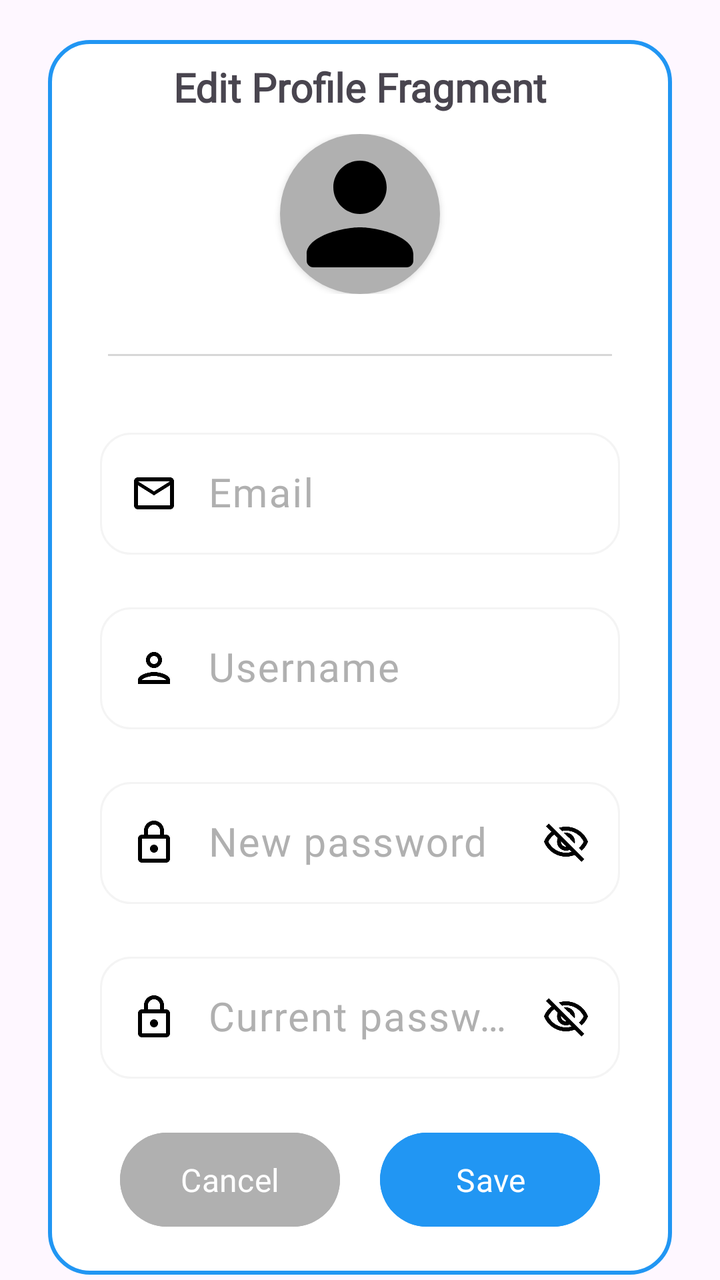
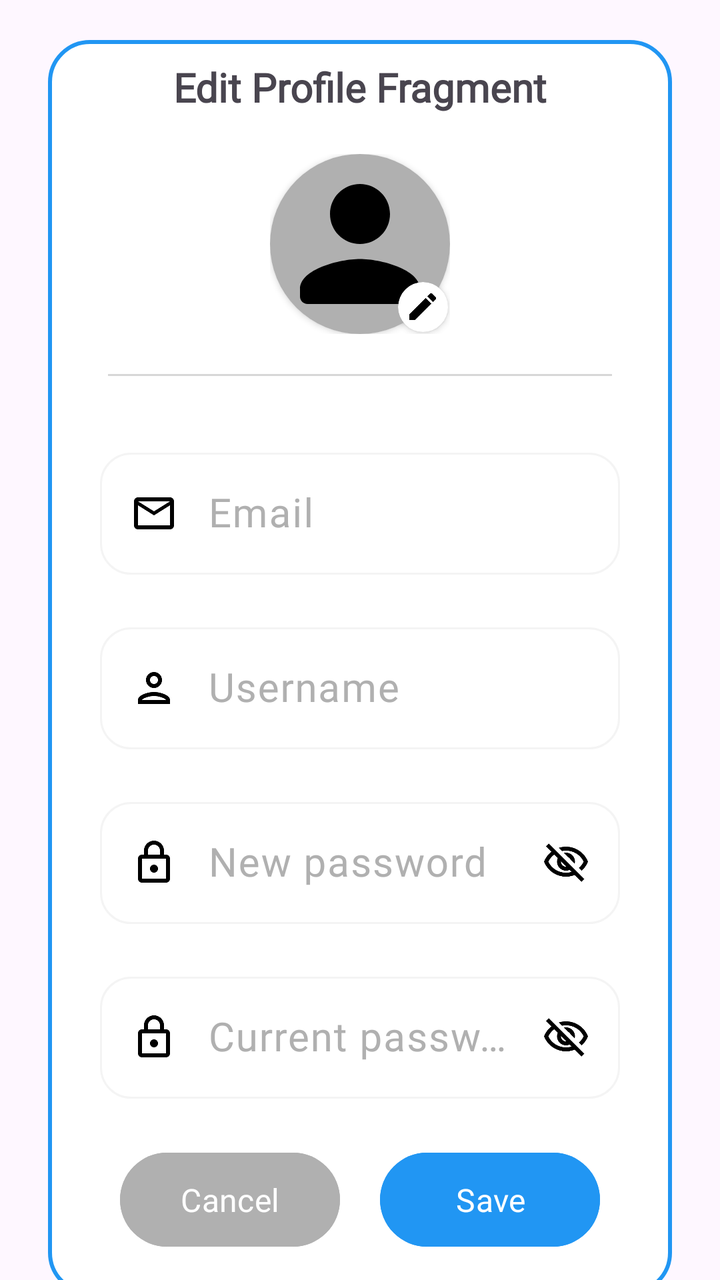

Screens rendered from an Android XML layout before and after an edit, with the pre-edit source and the edit as a unified diff.
<!-- AndroidManifest.xml: application theme Theme.StyleWIZ_vol2 -->
<!-- res/layout/fragment_edit_profile.xml -->
<?xml version="1.0" encoding="utf-8"?>
<androidx.constraintlayout.widget.ConstraintLayout xmlns:android="http://schemas.android.com/apk/res/android"
    xmlns:tools="http://schemas.android.com/tools"
    android:layout_width="match_parent"
    android:layout_height="match_parent"
    xmlns:app="http://schemas.android.com/apk/res-auto"
    tools:context=".EditProfileFragment">


    <LinearLayout
        android:id="@+id/linearLayout"
        android:layout_width="match_parent"
        android:layout_height="wrap_content"
        android:layout_marginStart="24dp"
        android:layout_marginTop="20dp"
        android:layout_marginEnd="24dp"
        android:background="@drawable/white_background"
        android:orientation="vertical"
        android:padding="10dp"
        app:layout_constraintEnd_toEndOf="parent"
        app:layout_constraintHorizontal_bias="1.0"
        app:layout_constraintStart_toStartOf="parent"
        app:layout_constraintTop_toTopOf="parent">

        <TextView
            android:id="@+id/textViewTitle"
            android:layout_width="wrap_content"
            android:layout_height="wrap_content"
            android:layout_gravity="center"
            android:fontFamily="@font/roboto"
            android:text="Edit Profile Fragment"
            android:textSize="20sp"
            android:textStyle="bold"
            app:layout_constraintEnd_toEndOf="parent"
            app:layout_constraintStart_toStartOf="parent"
            app:layout_constraintTop_toBottomOf="parent" />


        <androidx.constraintlayout.widget.ConstraintLayout
            android:layout_width="match_parent"
            android:layout_height="wrap_content"
            android:gravity="center"
            android:layout_margin="5dp"
            android:padding="5dp">
            <androidx.cardview.widget.CardView
                android:id="@+id/profileImg"
                android:layout_width="80dp"
                android:layout_height="80dp"
                android:layout_gravity="center"
                app:cardCornerRadius="40dp"
                app:layout_constraintEnd_toEndOf="parent"
                app:layout_constraintStart_toStartOf="parent"
                app:layout_constraintTop_toTopOf="parent">

                <ImageView
                    android:layout_width="match_parent"
                    android:layout_height="match_parent"
                    android:background="@color/gray"
                    android:src="@drawable/round_person_24" />

            </androidx.cardview.widget.CardView>



        </androidx.constraintlayout.widget.ConstraintLayout>

        <androidx.appcompat.widget.AppCompatImageView
            android:layout_width="match_parent"
            android:layout_height="1dp"
            android:layout_margin="20dp"
            android:alpha="0.5"
            android:background="@color/gray" />

        <LinearLayout
            android:layout_width="match_parent"
            android:layout_height="match_parent"
            android:layout_marginTop="5dp"
            android:layout_marginRight="8dp"
            android:layout_marginLeft="8dp"
            android:orientation="horizontal"
            android:padding="8dp">



            <com.google.android.material.textfield.TextInputLayout
                android:layout_width="match_parent"
                android:layout_height="wrap_content"
                android:hint="Email"
                android:textColorHint="@color/gray"
                app:hintAnimationEnabled="true">

                <com.google.android.material.textfield.TextInputEditText
                    android:id="@+id/editTextEmailEditProfile"
                    android:layout_width="match_parent"
                    android:layout_height="wrap_content"
                    android:background="@drawable/edittextshape"
                    android:drawableLeft="@drawable/outline_mail_outline_24"
                    android:drawablePadding="15sp"
                    android:ems="10"
                    android:fontFamily="@font/roboto"
                    android:textSize="20dp"
                    android:inputType="text"
                    android:paddingLeft="15sp"
                    android:paddingRight="15sp"
                    android:focusable="false"
                    android:focusableInTouchMode="false"
                    android:enabled="false" />
            </com.google.android.material.textfield.TextInputLayout>


        </LinearLayout>

        <LinearLayout
            android:layout_width="match_parent"
            android:layout_height="match_parent"
            android:layout_marginLeft="8dp"
            android:layout_marginTop="5dp"
            android:layout_marginRight="8dp"
            android:orientation="horizontal"
            android:padding="8dp">



            <com.google.android.material.textfield.TextInputLayout
                android:layout_width="match_parent"
                android:layout_height="wrap_content"
                android:hint="Username"
                android:textColorHint="@color/gray"
                app:hintAnimationEnabled="true">

                <com.google.android.material.textfield.TextInputEditText
                    android:id="@+id/editTextUsernameEditProfile"
                    android:layout_width="match_parent"
                    android:layout_height="wrap_content"
                    android:background="@drawable/edittextshape"
                    android:drawableLeft="@drawable/outline_person_24"
                    android:drawablePadding="15sp"
                    android:ems="10"
                    android:fontFamily="@font/roboto"
                    android:textSize="20dp"
                    android:inputType="text"
                    android:paddingLeft="15sp"
                    android:paddingRight="15sp" />
            </com.google.android.material.textfield.TextInputLayout>





        </LinearLayout>




        <LinearLayout
            android:layout_width="match_parent"
            android:layout_height="match_parent"
            android:layout_marginTop="5dp"
            android:layout_marginRight="8dp"
            android:layout_marginLeft="8dp"
            android:orientation="horizontal"
            android:padding="8dp">


            <com.google.android.material.textfield.TextInputLayout
                android:layout_width="match_parent"
                android:layout_height="wrap_content"
                android:hint="New password"
                android:textColorHint="@color/gray"
                app:hintAnimationEnabled="true">

                <com.google.android.material.textfield.TextInputEditText
                    android:id="@+id/editTextNewPasswordEditProfile"
                    android:layout_width="match_parent"
                    android:layout_height="wrap_content"
                    android:background="@drawable/edittextshape"
                    android:drawableLeft="@drawable/outline_lock_24"
                    android:drawableRight="@drawable/outline_visibility_off_24"
                    android:drawablePadding="15sp"
                    android:ems="10"
                    android:fontFamily="@font/roboto"
                    android:textSize="20dp"
                    android:inputType="textPassword"
                    android:paddingLeft="15sp"
                    android:paddingRight="15sp" />
            </com.google.android.material.textfield.TextInputLayout>


        </LinearLayout>


        <LinearLayout
            android:layout_width="match_parent"
            android:layout_height="match_parent"
            android:layout_marginTop="5dp"
            android:layout_marginRight="8dp"
            android:layout_marginLeft="8dp"
            android:orientation="horizontal"
            android:padding="8dp">


            <com.google.android.material.textfield.TextInputLayout
                android:layout_width="match_parent"
                android:layout_height="wrap_content"
                android:hint="Current password"
                android:textColorHint="@color/gray"
                app:hintAnimationEnabled="true">

                <com.google.android.material.textfield.TextInputEditText
                    android:id="@+id/editTextPasswordEditProfile"
                    android:layout_width="match_parent"
                    android:layout_height="wrap_content"
                    android:background="@drawable/edittextshape"
                    android:drawableLeft="@drawable/outline_lock_24"
                    android:drawableRight="@drawable/outline_visibility_off_24"
                    android:drawablePadding="15sp"
                    android:ems="10"
                    android:fontFamily="@font/roboto"
                    android:textSize="20dp"
                    android:inputType="textPassword"
                    android:paddingLeft="15sp"
                    android:paddingRight="15sp" />
            </com.google.android.material.textfield.TextInputLayout>


        </LinearLayout>




        <LinearLayout
            android:layout_width="match_parent"
            android:layout_height="match_parent"
            android:orientation="horizontal"
            android:layout_marginTop="5dp"
            android:gravity="center_horizontal">


                <Button
                    android:id="@+id/cancel_button"
                    android:layout_width="110dp"
                    android:layout_height="55dp"
                    android:layout_margin="10dp"
                    android:backgroundTint="@color/gray"
                    android:fontFamily="@font/roboto"
                    android:text="Cancel"
                    android:textColor="#FFFFFF"
                    android:textSize="16sp" />



                <Button
                    android:id="@+id/save_button"
                    android:layout_width="110dp"
                    android:layout_height="55dp"
                    android:layout_margin="10dp"
                    android:backgroundTint="@color/blue"
                    android:fontFamily="@font/roboto"
                    android:text="Save"
                    android:textColor="#FFFFFF"
                    android:textSize="16sp" />



        </LinearLayout>


    </LinearLayout>

</androidx.constraintlayout.widget.ConstraintLayout>
<!-- resources referenced by this layout -->
<resources>
  <color name="blue">#2196F3</color>
  <color name="gray">#B0B0B0</color>
  <!-- drawable edittextshape (drawable) -->
  <?xml version="1.0" encoding="utf-8"?>
  <shape xmlns:android="http://schemas.android.com/apk/res/android">
      <solid android:color="@color/white"/>
      <corners android:radius="15dp"/>
      <stroke android:color="#f4f4f4" android:width="1dp"/>
  </shape>
  <!-- drawable outline_lock_24 (drawable) -->
  <vector android:height="24dp" android:tint="#000000"
      android:viewportHeight="24" android:viewportWidth="24"
      android:width="24dp" xmlns:android="http://schemas.android.com/apk/res/android">
      <path android:fillColor="@android:color/white" android:pathData="M18,8h-1L17,6c0,-2.76 -2.24,-5 -5,-5S7,3.24 7,6v2L6,8c-1.1,0 -2,0.9 -2,2v10c0,1.1 0.9,2 2,2h12c1.1,0 2,-0.9 2,-2L20,10c0,-1.1 -0.9,-2 -2,-2zM9,6c0,-1.66 1.34,-3 3,-3s3,1.34 3,3v2L9,8L9,6zM18,20L6,20L6,10h12v10zM12,17c1.1,0 2,-0.9 2,-2s-0.9,-2 -2,-2 -2,0.9 -2,2 0.9,2 2,2z"/>
  </vector>
  <!-- drawable outline_mail_outline_24 (drawable) -->
  <vector android:height="24dp" android:tint="#000000"
      android:viewportHeight="24" android:viewportWidth="24"
      android:width="24dp" xmlns:android="http://schemas.android.com/apk/res/android">
      <path android:fillColor="@android:color/white" android:pathData="M20,4L4,4c-1.1,0 -1.99,0.9 -1.99,2L2,18c0,1.1 0.9,2 2,2h16c1.1,0 2,-0.9 2,-2L22,6c0,-1.1 -0.9,-2 -2,-2zM20,18L4,18L4,8l8,5 8,-5v10zM12,11L4,6h16l-8,5z"/>
  </vector>
  <!-- drawable outline_person_24 (drawable) -->
  <vector android:height="24dp" android:tint="#000000"
      android:viewportHeight="24" android:viewportWidth="24"
      android:width="24dp" xmlns:android="http://schemas.android.com/apk/res/android">
      <path android:fillColor="@android:color/white" android:pathData="M12,6c1.1,0 2,0.9 2,2s-0.9,2 -2,2 -2,-0.9 -2,-2 0.9,-2 2,-2m0,10c2.7,0 5.8,1.29 6,2L6,18c0.23,-0.72 3.31,-2 6,-2m0,-12C9.79,4 8,5.79 8,8s1.79,4 4,4 4,-1.79 4,-4 -1.79,-4 -4,-4zM12,14c-2.67,0 -8,1.34 -8,4v2h16v-2c0,-2.66 -5.33,-4 -8,-4z"/>
  </vector>
  <!-- drawable round_person_24 (drawable) -->
  <vector android:height="24dp" android:tint="#000000"
      android:viewportHeight="24" android:viewportWidth="24"
      android:width="24dp" xmlns:android="http://schemas.android.com/apk/res/android">
      <path android:fillColor="@android:color/white" android:pathData="M12,12c2.21,0 4,-1.79 4,-4s-1.79,-4 -4,-4 -4,1.79 -4,4 1.79,4 4,4zM12,14c-2.67,0 -8,1.34 -8,4v1c0,0.55 0.45,1 1,1h14c0.55,0 1,-0.45 1,-1v-1c0,-2.66 -5.33,-4 -8,-4z"/>
  </vector>
  <!-- drawable white_background (drawable) -->
  <?xml version="1.0" encoding="utf-8"?>
  <selector xmlns:android="http://schemas.android.com/apk/res/android">
      <item>
  
          <shape
              android:shape="rectangle">
  
              <solid
                  android:color="@color/white"/>
  
              <corners
                  android:radius="20sp"/>
  
              <stroke
                  android:width="2dp"
                  android:color="@color/blue"/>
  
          </shape>
  
      </item>
  
  </selector>
  <style name="Theme.StyleWIZ_vol2" parent="Base.Theme.StyleWIZ_vol2" />
  <color name="white">#FFFFFFFF</color>
  <style name="Base.Theme.StyleWIZ_vol2" parent="Theme.Material3.DayNight.NoActionBar">
          
          
      </style>
  <!-- unchanged entries left out for length: 1 -->
</resources>

<!-- the commit's change to res/layout/fragment_edit_profile.xml (unified diff, before → after) -->
@@ -36,21 +36,19 @@
             app:layout_constraintTop_toBottomOf="parent" />
 
 
-        <androidx.constraintlayout.widget.ConstraintLayout
-            android:layout_width="match_parent"
+        <FrameLayout
+            android:layout_width="wrap_content"
             android:layout_height="wrap_content"
-            android:gravity="center"
-            android:layout_margin="5dp"
-            android:padding="5dp">
+            android:layout_marginTop="20dp"
+            android:layout_gravity="center">
+
+            
             <androidx.cardview.widget.CardView
                 android:id="@+id/profileImg"
-                android:layout_width="80dp"
-                android:layout_height="80dp"
+                android:layout_width="90dp"
+                android:layout_height="90dp"
                 android:layout_gravity="center"
-                app:cardCornerRadius="40dp"
-                app:layout_constraintEnd_toEndOf="parent"
-                app:layout_constraintStart_toStartOf="parent"
-                app:layout_constraintTop_toTopOf="parent">
+                app:cardCornerRadius="50dp">
 
                 <ImageView
                     android:layout_width="match_parent"
@@ -60,9 +58,27 @@
 
             </androidx.cardview.widget.CardView>
 
-
-
-        </androidx.constraintlayout.widget.ConstraintLayout>
+            <androidx.cardview.widget.CardView
+                android:id="@+id/edit_image_icon"
+                android:layout_width="25dp"
+                android:layout_height="25dp"
+                android:layout_gravity="bottom|end"
+                android:layout_marginEnd="1dp"
+                android:layout_marginBottom="1dp"
+                app:cardCornerRadius="16dp"
+                app:cardElevation="2dp">
+
+                <ImageView
+                    android:layout_width="18dp"
+                    android:layout_height="18dp"
+                    android:layout_gravity="center"
+                    android:contentDescription="Edit Image Icon"
+                    android:src="@drawable/round_edit_24" />
+            </androidx.cardview.widget.CardView>
+
+            
+        </FrameLayout>
+
 
         <androidx.appcompat.widget.AppCompatImageView
             android:layout_width="match_parent"
<!-- resource entries referenced after the edit -->
@@ -26,6 +26,12 @@
       android:viewportHeight="24" android:viewportWidth="24"
       android:width="24dp" xmlns:android="http://schemas.android.com/apk/res/android">
       <path android:fillColor="@android:color/white" android:pathData="M12,6c1.1,0 2,0.9 2,2s-0.9,2 -2,2 -2,-0.9 -2,-2 0.9,-2 2,-2m0,10c2.7,0 5.8,1.29 6,2L6,18c0.23,-0.72 3.31,-2 6,-2m0,-12C9.79,4 8,5.79 8,8s1.79,4 4,4 4,-1.79 4,-4 -1.79,-4 -4,-4zM12,14c-2.67,0 -8,1.34 -8,4v2h16v-2c0,-2.66 -5.33,-4 -8,-4z"/>
+  </vector>
+  <!-- drawable round_edit_24 (drawable) -->
+  <vector android:height="24dp" android:tint="#000000"
+      android:viewportHeight="24" android:viewportWidth="24"
+      android:width="24dp" xmlns:android="http://schemas.android.com/apk/res/android">
+      <path android:fillColor="@android:color/white" android:pathData="M3,17.46v3.04c0,0.28 0.22,0.5 0.5,0.5h3.04c0.13,0 0.26,-0.05 0.35,-0.15L17.81,9.94l-3.75,-3.75L3.15,17.1c-0.1,0.1 -0.15,0.22 -0.15,0.36zM20.71,7.04c0.39,-0.39 0.39,-1.02 0,-1.41l-2.34,-2.34c-0.39,-0.39 -1.02,-0.39 -1.41,0l-1.83,1.83 3.75,3.75 1.83,-1.83z"/>
   </vector>
   <!-- drawable round_person_24 (drawable) -->
   <vector android:height="24dp" android:tint="#000000"
